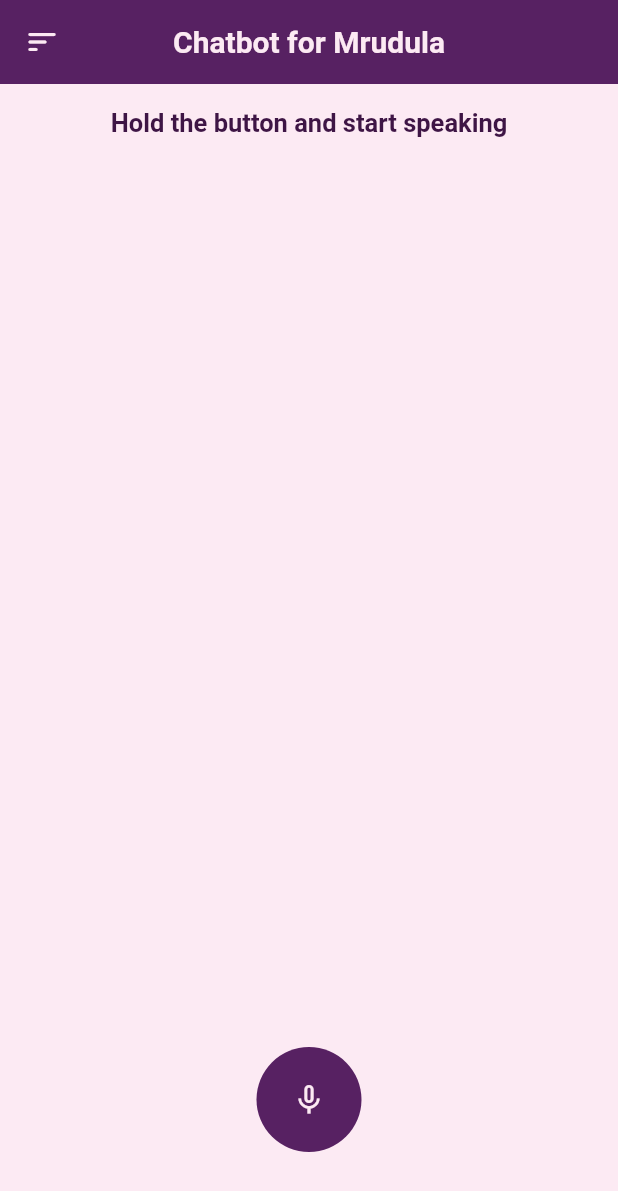
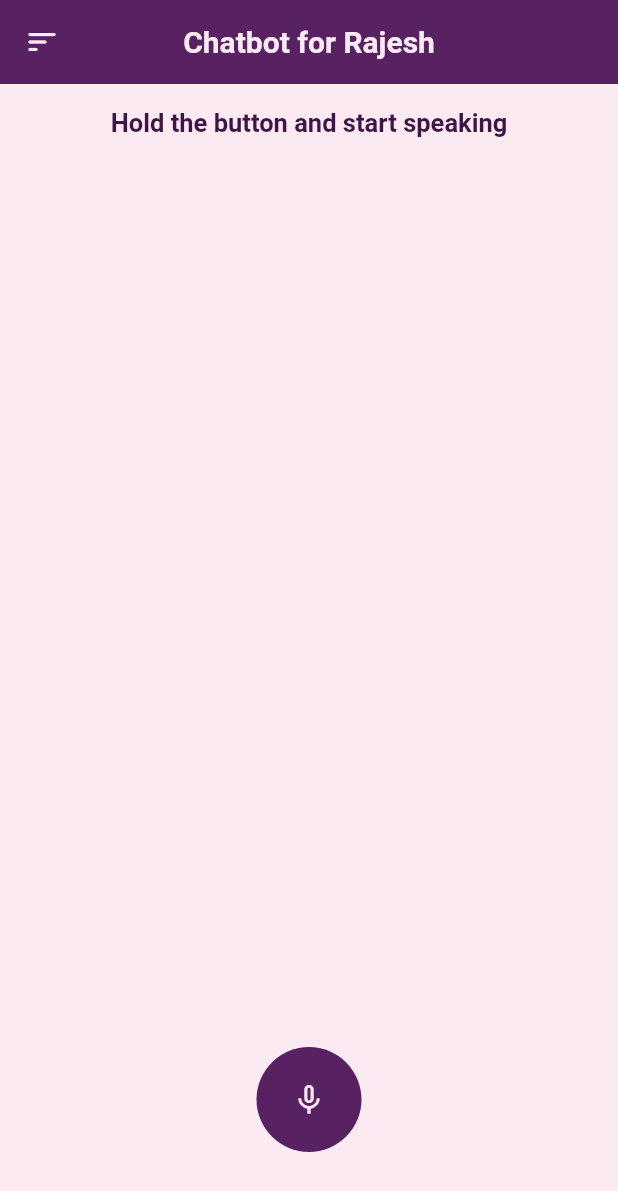
Before and after one commit to patilmrudula35/trial_app, a Flutter app: the screen it shows after launch, on a phone screen of 412 x 824 dp. Shown: the top 1191 px of the screen. Run offline on Flutter 3.47's test engine with Material 2 defaults, Android fonts, the phone set to English and light mode, and no system bars; drawn by our look-alikes of avatar_glow; our stand-ins replace speech_to_text.

Commit message:
modified:   lib/speech_screen.dart

```diff
--- a/lib/speech_screen.dart
+++ b/lib/speech_screen.dart
@@ -1,4 +1,5 @@
 // ignore_for_file: prefer_const_constructors
+
 
 import 'package:avatar_glow/avatar_glow.dart';
 import 'package:flutter/cupertino.dart';
@@ -90,7 +91,7 @@ class _SpeechScreenState extends State<SpeechScreen> {
         centerTitle: true,
         backgroundColor: bgColor,
         elevation: 0.0,
-        title: Text("Chatbot for Mrudula", style: TextStyle(
+        title: Text("Chatbot for Rajesh", style: TextStyle(
           fontWeight: FontWeight.w600,
           color: textcolor ),
           ),
```
